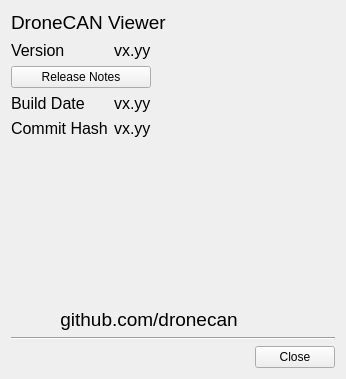
Qt form DroneCANViewer/ui/about.ui (dronecan/dronecan-viewer) before a commit.
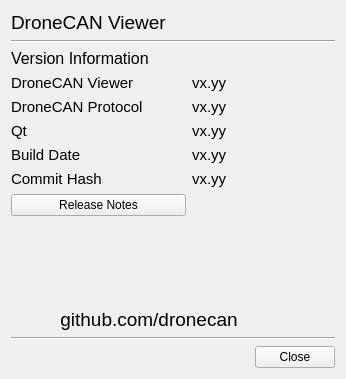
The same form after that commit. Icons and pictures are not drawn.

Commit message: Add more info to "About" digalo

Diff of the .ui file:
```diff
--- a/DroneCANViewer/ui/about.ui
+++ b/DroneCANViewer/ui/about.ui
@@ -14,13 +14,26 @@
    <string>Form</string>
   </property>
   <layout class="QGridLayout" name="gridLayout_2">
+   <item row="2" column="0">
+    <spacer name="verticalSpacer">
+     <property name="orientation">
+      <enum>Qt::Vertical</enum>
+     </property>
+     <property name="sizeHint" stdset="0">
+      <size>
+       <width>20</width>
+       <height>40</height>
+      </size>
+     </property>
+    </spacer>
+   </item>
    <item row="0" column="0">
     <layout class="QGridLayout" name="gridLayout">
-     <item row="3" column="1">
+     <item row="7" column="1">
       <widget class="QLabel" name="buildDate">
        <property name="font">
         <font>
-         <pointsize>12</pointsize>
+         <pointsize>11</pointsize>
         </font>
        </property>
        <property name="text">
@@ -28,19 +41,19 @@
        </property>
       </widget>
      </item>
-     <item row="1" column="0">
-      <widget class="QLabel" name="titleString_2">
+     <item row="5" column="1">
+      <widget class="QLabel" name="qtVersion">
        <property name="font">
         <font>
-         <pointsize>12</pointsize>
+         <pointsize>11</pointsize>
         </font>
        </property>
        <property name="text">
-        <string>Version</string>
+        <string>vx.yy</string>
        </property>
       </widget>
      </item>
-     <item row="0" column="0" colspan="3">
+     <item row="0" column="0" colspan="2">
       <widget class="QLabel" name="titleString">
        <property name="font">
         <font>
@@ -52,23 +65,11 @@
        </property>
       </widget>
      </item>
-     <item row="3" column="0">
-      <widget class="QLabel" name="titleString_3">
-       <property name="font">
-        <font>
-         <pointsize>12</pointsize>
-        </font>
-       </property>
-       <property name="text">
-        <string>Build Date</string>
-       </property>
-      </widget>
-     </item>
-     <item row="1" column="1">
+     <item row="3" column="1">
       <widget class="QLabel" name="version">
        <property name="font">
         <font>
-         <pointsize>12</pointsize>
+         <pointsize>11</pointsize>
         </font>
        </property>
        <property name="text">
@@ -76,11 +77,11 @@
        </property>
       </widget>
      </item>
-     <item row="4" column="0">
+     <item row="8" column="0">
       <widget class="QLabel" name="titleString_4">
        <property name="font">
         <font>
-         <pointsize>12</pointsize>
+         <pointsize>11</pointsize>
         </font>
        </property>
        <property name="text">
@@ -88,32 +89,104 @@
        </property>
       </widget>
      </item>
-     <item row="4" column="1">
-      <widget class="QLabel" name="commitHash">
+     <item row="7" column="0">
+      <widget class="QLabel" name="titleString_3">
        <property name="font">
         <font>
-         <pointsize>12</pointsize>
+         <pointsize>11</pointsize>
         </font>
        </property>
        <property name="text">
-        <string>vx.yy</string>
+        <string>Build Date</string>
        </property>
       </widget>
      </item>
-     <item row="1" column="2">
-      <spacer name="horizontalSpacer_2">
-       <property name="orientation">
-        <enum>Qt::Horizontal</enum>
-       </property>
-       <property name="sizeHint" stdset="0">
-        <size>
-         <width>40</width>
-         <height>20</height>
-        </size>
-       </property>
-      </spacer>
-     </item>
      <item row="2" column="0" colspan="2">
+      <widget class="QLabel" name="titleString_6">
+       <property name="font">
+        <font>
+         <pointsize>12</pointsize>
+        </font>
+       </property>
+       <property name="text">
+        <string>Version Information</string>
+       </property>
+      </widget>
+     </item>
+     <item row="1" column="0" colspan="2">
+      <widget class="Line" name="line_2">
+       <property name="orientation">
+        <enum>Qt::Horizontal</enum>
+       </property>
+      </widget>
+     </item>
+     <item row="3" column="0">
+      <widget class="QLabel" name="titleString_2">
+       <property name="minimumSize">
+        <size>
+         <width>175</width>
+         <height>0</height>
+        </size>
+       </property>
+       <property name="font">
+        <font>
+         <pointsize>11</pointsize>
+        </font>
+       </property>
+       <property name="text">
+        <string>DroneCAN Viewer</string>
+       </property>
+      </widget>
+     </item>
+     <item row="8" column="1">
+      <widget class="QLabel" name="commitHash">
+       <property name="font">
+        <font>
+         <pointsize>11</pointsize>
+        </font>
+       </property>
+       <property name="text">
+        <string>vx.yy</string>
+       </property>
+      </widget>
+     </item>
+     <item row="5" column="0">
+      <widget class="QLabel" name="titleString_5">
+       <property name="font">
+        <font>
+         <pointsize>11</pointsize>
+        </font>
+       </property>
+       <property name="text">
+        <string>Qt</string>
+       </property>
+      </widget>
+     </item>
+     <item row="4" column="0">
+      <widget class="QLabel" name="titleString_7">
+       <property name="font">
+        <font>
+         <pointsize>11</pointsize>
+        </font>
+       </property>
+       <property name="text">
+        <string>DroneCAN Protocol</string>
+       </property>
+      </widget>
+     </item>
+     <item row="4" column="1">
+      <widget class="QLabel" name="protocolVersion">
+       <property name="font">
+        <font>
+         <pointsize>11</pointsize>
+        </font>
+       </property>
+       <property name="text">
+        <string>vx.yy</string>
+       </property>
+      </widget>
+     </item>
+     <item row="9" column="0">
       <widget class="QPushButton" name="showReleaseNotes">
        <property name="toolTip">
         <string>Open release notes</string>
@@ -125,20 +198,21 @@
      </item>
     </layout>
    </item>
-   <item row="1" column="0">
-    <spacer name="verticalSpacer">
+   <item row="5" column="0">
+    <widget class="QDialogButtonBox" name="buttonBox">
+     <property name="standardButtons">
+      <set>QDialogButtonBox::Close</set>
+     </property>
+    </widget>
+   </item>
+   <item row="4" column="0">
+    <widget class="Line" name="line">
      <property name="orientation">
-      <enum>Qt::Vertical</enum>
+      <enum>Qt::Horizontal</enum>
      </property>
-     <property name="sizeHint" stdset="0">
-      <size>
-       <width>20</width>
-       <height>40</height>
-      </size>
-     </property>
-    </spacer>
+    </widget>
    </item>
-   <item row="2" column="0">
+   <item row="3" column="0">
     <layout class="QHBoxLayout" name="horizontalLayout">
      <item>
       <widget class="QLabel" name="label">
@@ -195,20 +269,6 @@
      </item>
     </layout>
    </item>
-   <item row="3" column="0">
-    <widget class="Line" name="line">
-     <property name="orientation">
-      <enum>Qt::Horizontal</enum>
-     </property>
-    </widget>
-   </item>
-   <item row="4" column="0">
-    <widget class="QDialogButtonBox" name="buttonBox">
-     <property name="standardButtons">
-      <set>QDialogButtonBox::Close</set>
-     </property>
-    </widget>
-   </item>
   </layout>
  </widget>
  <resources>
```
The commit also changes 1 other file.
